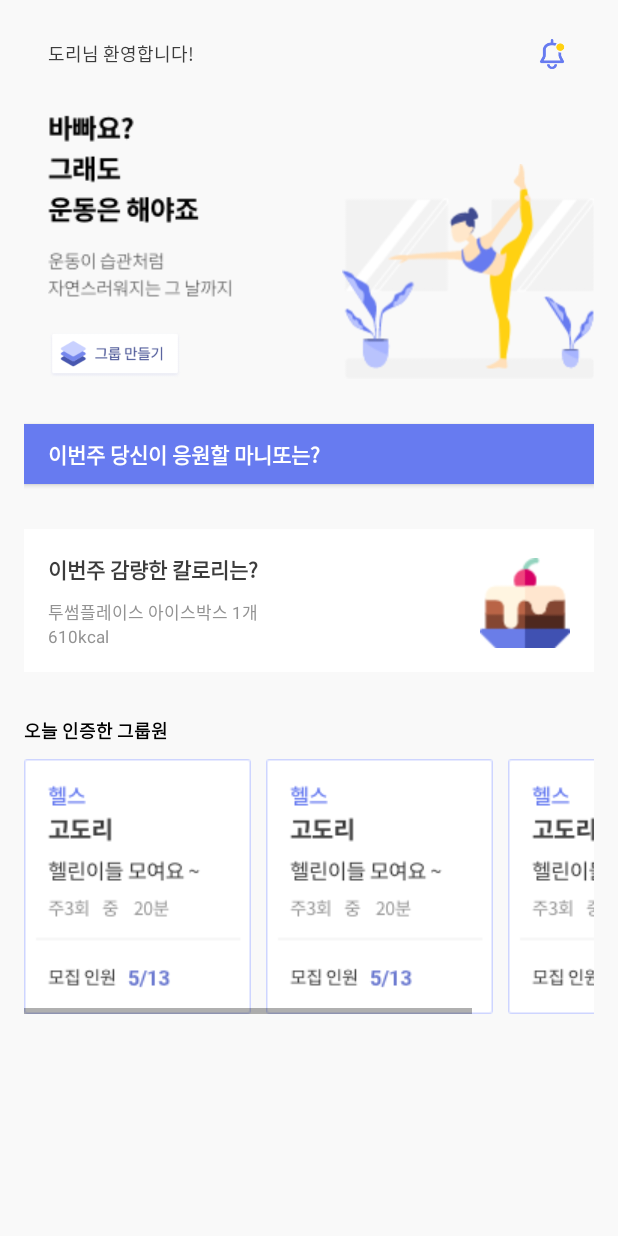
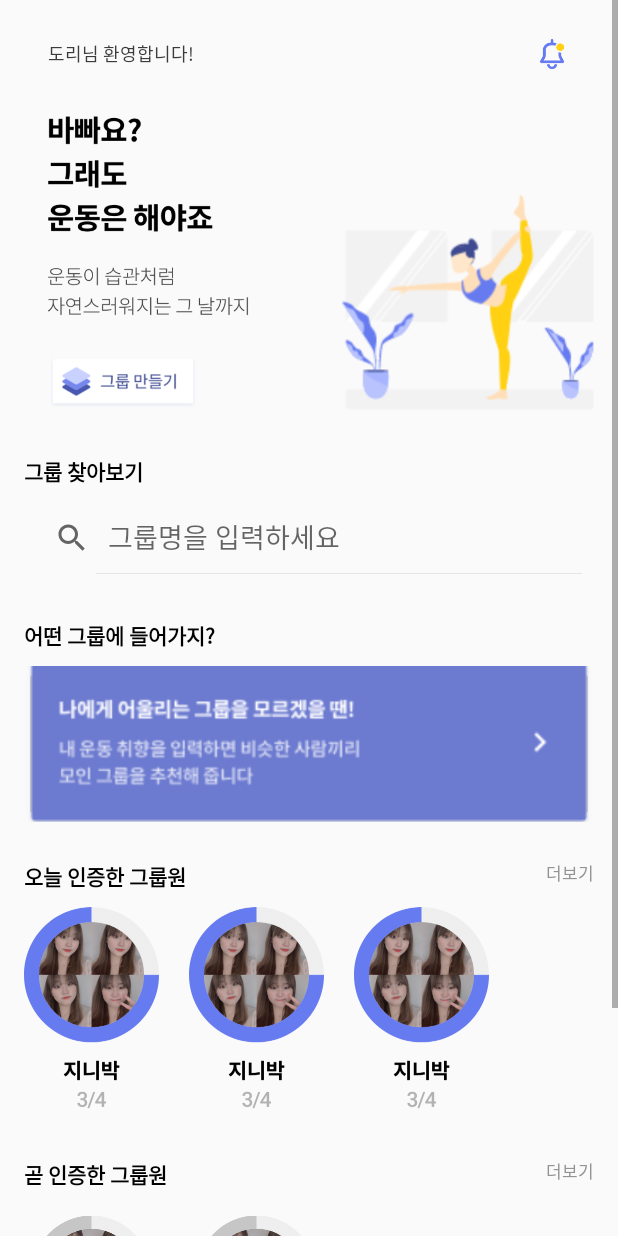
Before and after one commit to TEAMGODORI/GODORI_Android, an Android app: the fragment GroupAfterTabFragment shown on its own in the app's theme, on a phone screen of 412 x 824 dp. Run offline under Robolectric (Android 15) with nearby library versions, the phone set to English and light mode, and no system bars.

Commit message:
그룹탭 xml 고침

```diff
--- a/GODORI/app/src/main/res/layout/fragment_group_after_tab.xml
+++ b/GODORI/app/src/main/res/layout/fragment_group_after_tab.xml
@@ -4,8 +4,8 @@
     xmlns:tools="http://schemas.android.com/tools"
     android:layout_width="match_parent"
     android:layout_height="match_parent"
-    android:background="#F9F9F9"
-    tools:context=".GroupAfterTabFragment">
+
+    tools:context=".GroupTabFragment">
 
     <!--스크롤 뷰를 쓰기 위해서 LinearLayout으로 묶음-->
     <LinearLayout
@@ -69,8 +69,8 @@
 
             <ImageView
                 android:id="@+id/imgBusy"
-                android:layout_width="123dp"
-                android:layout_height="129dp"
+                android:layout_width="134dp"
+                android:layout_height="142dp"
                 android:adjustViewBounds="true"
                 android:scaleType="centerCrop"
                 android:src="@drawable/img_appnotice"/>
@@ -80,8 +80,8 @@
             <ImageButton
                 android:id="@+id/btnMkGroup"
                 android:layout_width="wrap_content"
-                android:layout_height="32dp"
-                android:layout_marginTop="20dp"
+                android:layout_height="36dp"
+                android:layout_marginTop="24dp"
                 android:scaleType="fitStart"
                 android:adjustViewBounds="true"
                 android:layout_below="@+id/imgBusy"
@@ -103,84 +103,100 @@
 
 
 
-        <Button
-            android:id="@+id/btnManito"
+        <TextView
+            android:layout_width="wrap_content"
+            android:layout_height="wrap_content"
+            android:layout_marginTop="30dp"
+            android:textStyle="bold"
+            android:text="그룹 찾아보기"
+            android:textColor="@color/black"
+            android:textSize="14dp"/>
+
+        <androidx.appcompat.widget.SearchView
+            android:id="@+id/searchGroup"
+            android:layout_marginTop="10dp"
             android:layout_width="match_parent"
-            android:layout_height="40dp"
+            android:layout_height="wrap_content"
+            app:iconifiedByDefault="false"
+            app:queryHint="그룹명을 입력하세요" />
+
+
+
+        <TextView
+            android:layout_width="wrap_content"
+            android:layout_height="wrap_content"
             android:layout_marginTop="30dp"
-            android:background="#677BF0"
-            android:textAlignment="viewStart"
-            android:textSize="14dp"
-            android:textColor="@color/white"
-            android:paddingLeft="16dp"
-            android:text="이번주 당신이 응원할 마니또는?"
+            android:text="어떤 그룹에 들어가지?"
+            android:textColor="@color/black"
             android:textStyle="bold"
-            android:layout_gravity="start" />
+            android:textSize="14dp"/>
+
+
+        <!--스크롤 뷰를 쓰기 위해서 LinearLayout으로 묶-->
+        <ImageButton
+            android:id="@+id/btnRecommandGroup"
+            android:layout_width="match_parent"
+            android:layout_height="match_parent"
+            android:layout_marginTop="10dp"
+            android:padding="0sp"
+            android:scaleType="centerCrop"
+            android:src="@drawable/ic_recommandgroup" />
 
         <RelativeLayout
             android:layout_width="match_parent"
-            android:layout_height="95dp"
-            android:layout_marginTop="30dp"
-            android:background="#FFFFFF"
-            android:padding="16dp">
+            android:layout_height="wrap_content"
+            android:layout_marginTop="25dp"
+            android:layout_marginBottom="10dp">
+
 
             <TextView
-                android:id="@+id/tvTitleCalories"
+                android:id="@+id/tvGroupIng"
+                android:layout_width="wrap_content"
+                android:layout_height="match_parent"
+                android:layout_centerVertical="true"
+
+                android:text="오늘 인증한 그룹원"
+                android:textColor="@color/black"
+                android:textSize="14dp"
+                android:textStyle="bold" />
+
+
+            <Button
+                android:id="@+id/btnMoreGroup"
                 android:layout_width="wrap_content"
                 android:layout_height="wrap_content"
-                android:text="이번주 감량한 칼로리는?"
-                android:textSize="14dp"
-                android:textStyle="bold"
-                android:textColor="#3C3C3C"/>
-
-            <TextView
-                android:id="@+id/tvFoodnameCalories"
-                android:layout_width="wrap_content"
-                android:layout_height="wrap_content"
-                android:text="투썸플레이스 아이스박스 1개"
-                android:textSize="11dp"
-                android:layout_marginTop="9dp"
-                android:textColor="#939393"
-                android:layout_below="@+id/tvTitleCalories"
-                />
-
-            <TextView
-                android:layout_width="wrap_content"
-                android:layout_height="wrap_content"
-                android:layout_below="@+id/tvFoodnameCalories"
-                android:layout_marginTop="0dp"
-                android:text="610kcal"
+                android:background="@color/transparent"
+                android:minHeight="0dp"
+                android:minWidth="0dp"
+                android:layout_alignParentRight="true"
+                android:includeFontPadding="false"
+                android:text="더보기"
                 android:textColor="#939393"
                 android:textSize="11dp" />
 
-
-            <ImageView
-                android:layout_width="60dp"
-                android:layout_height="60dp"
-                android:adjustViewBounds="true"
-                android:scaleType="centerCrop"
-                android:layout_alignParentBottom="true"
-                android:layout_alignParentRight="true"
-                android:src="@drawable/img_cake"/>
 
 
 
         </RelativeLayout>
 
-        <TextView
-            android:layout_width="wrap_content"
-            android:layout_height="wrap_content"
-            android:layout_marginTop="30dp"
-            android:text="오늘 인증한 그룹원"
-            android:textColor="@color/black"
-            android:textStyle="bold"
-            android:textSize="12dp"/>
+        <!--recyclerview로 구현, Adapter 연결 못함, 잠시 주-->
+        <!--        <androidx.recyclerview.widget.RecyclerView-->
+        <!--            android:id="@+id/recyclerview_main"-->
+        <!--            android:layout_width="match_parent"-->
+        <!--            android:layout_height="match_parent"-->
+        <!--            android:orientation="horizontal"-->
+        <!--            app:layout_behavior="@string/appbar_scrolling_view_behavior"-->
+        <!--            tools:itemCount="5"-->
+        <!--            tools:layoutManager="androidx.recyclerview.widget.LinearLayoutManager"-->
+        <!--            tools:listitem="@layout/group_more_card_layout">-->
+
+        <!--        </androidx.recyclerview.widget.RecyclerView>-->
 
 
         <HorizontalScrollView
-            android:layout_marginTop="10dp"
             android:layout_width="wrap_content"
             android:layout_height="wrap_content"
+            android:layout_marginBottom="30dp"
             android:id="@+id/sv_grouptab">
 
             <LinearLayout
@@ -191,23 +207,101 @@
 
 
                 <ImageView
-                    android:layout_width="151dp"
-                    android:layout_height="170dp"
-                    android:layout_marginRight="10dp"
-                    android:src="@drawable/img_grouptab_groupinfocard"/>
+                    android:layout_width="90dp"
+                    android:layout_height="137dp"
+                    android:layout_marginRight="20dp"
+                    android:src="@drawable/img_groupafter_card"/>
 
                 <ImageView
-                    android:layout_width="151dp"
-                    android:layout_height="170dp"
-                    android:layout_marginRight="10dp"
-                    android:src="@drawable/img_grouptab_groupinfocard"/>
+                    android:layout_width="90dp"
+                    android:layout_height="137dp"
+                    android:layout_marginRight="20dp"
+                    android:src="@drawable/img_groupafter_card"/>
 
                 <ImageView
-                    android:layout_width="151dp"
-                    android:layout_height="170dp"
-                    android:layout_marginRight="10dp"
-                    android:src="@drawable/img_grouptab_groupinfocard"/>
+                    android:layout_width="90dp"
+                    android:layout_height="137dp"
+                    android:layout_marginRight="20dp"
+                    android:src="@drawable/img_groupafter_card"/>
 
+
+            </LinearLayout>
+
+        </HorizontalScrollView>
+
+
+        <RelativeLayout
+            android:layout_width="match_parent"
+            android:layout_height="wrap_content"
+            android:layout_marginBottom="10dp">
+
+
+            <TextView
+                android:layout_width="wrap_content"
+                android:layout_height="match_parent"
+                android:layout_centerVertical="true"
+
+                android:text="곧 인증한 그룹원"
+                android:textColor="@color/black"
+                android:textSize="14dp"
+                android:textStyle="bold" />
+
+
+            <Button
+                android:layout_width="wrap_content"
+                android:layout_height="wrap_content"
+                android:background="@color/transparent"
+                android:minHeight="0dp"
+                android:minWidth="0dp"
+                android:layout_alignParentRight="true"
+                android:includeFontPadding="false"
+                android:text="더보기"
+                android:textColor="#939393"
+                android:textSize="11dp" />
+
+
+
+
+        </RelativeLayout>
+
+        <!--recyclerview로 구현, Adapter 연결 못함, 잠시 주-->
+        <!--        <androidx.recyclerview.widget.RecyclerView-->
+        <!--            android:id="@+id/recyclerview_main"-->
+        <!--            android:layout_width="match_parent"-->
+        <!--            android:layout_height="match_parent"-->
+        <!--            android:orientation="horizontal"-->
+        <!--            app:layout_behavior="@string/appbar_scrolling_view_behavior"-->
+        <!--            tools:itemCount="5"-->
+        <!--            tools:layoutManager="androidx.recyclerview.widget.LinearLayoutManager"-->
+        <!--            tools:listitem="@layout/group_more_card_layout">-->
+
+        <!--        </androidx.recyclerview.widget.RecyclerView>-->
+
+
+        <HorizontalScrollView
+            android:layout_width="wrap_content"
+            android:layout_height="wrap_content"
+            android:layout_marginBottom="30dp">
+
+            <LinearLayout
+                android:layout_width="wrap_content"
+                android:layout_height="wrap_content"
+                android:orientation="horizontal"
+                >
+
+
+                <ImageView
+                    android:layout_width="90dp"
+                    android:layout_height="177dp"
+                    android:layout_marginRight="20dp"
+                    android:src="@drawable/img_groupafter_card2"/>
+
+
+                <ImageView
+                    android:layout_width="90dp"
+                    android:layout_height="177dp"
+                    android:layout_marginRight="20dp"
+                    android:src="@drawable/img_groupafter_card2_1"/>
 
             </LinearLayout>
 
@@ -220,11 +314,6 @@
 
 
 
-
-
-
-
-
     </LinearLayout>
 
 
```
Also changed, not shown: GODORI/app/src/main/res/layout/fragment_group_tab.xml (+49 -117 lines), GODORI/app/src/main/res/drawable-v24/ic_recommand_group.png (added), GODORI/app/src/main/res/drawable-v24/img_appnotice.png, GODORI/app/src/main/res/drawable-v24/img_search_group.png (added).
